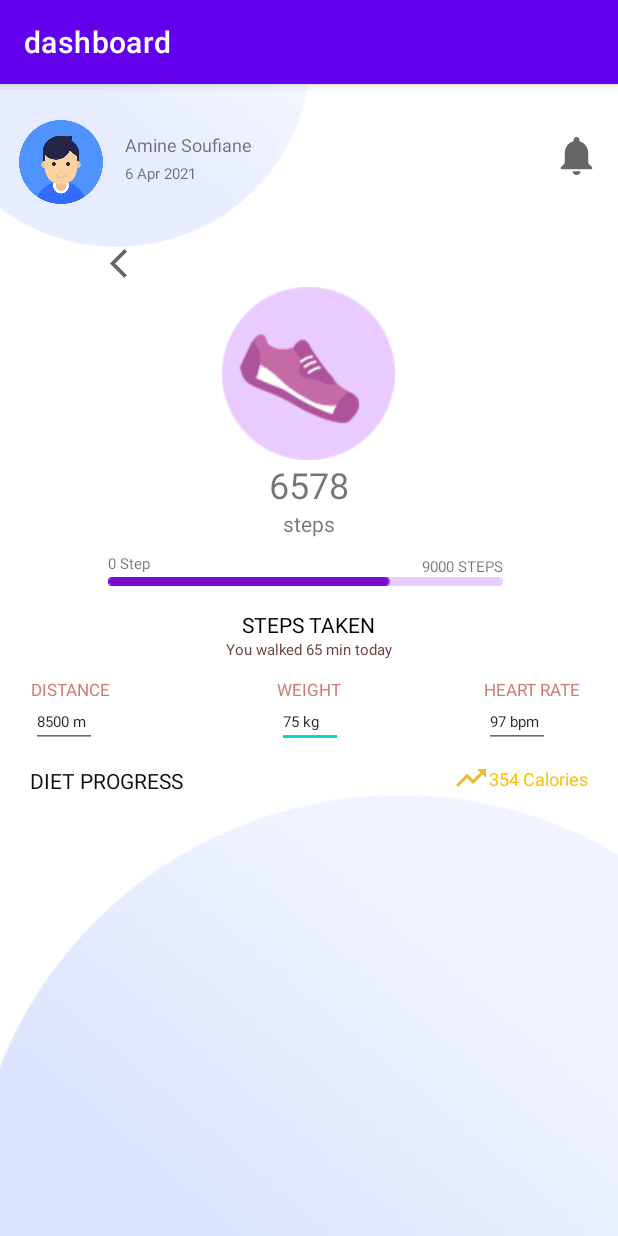
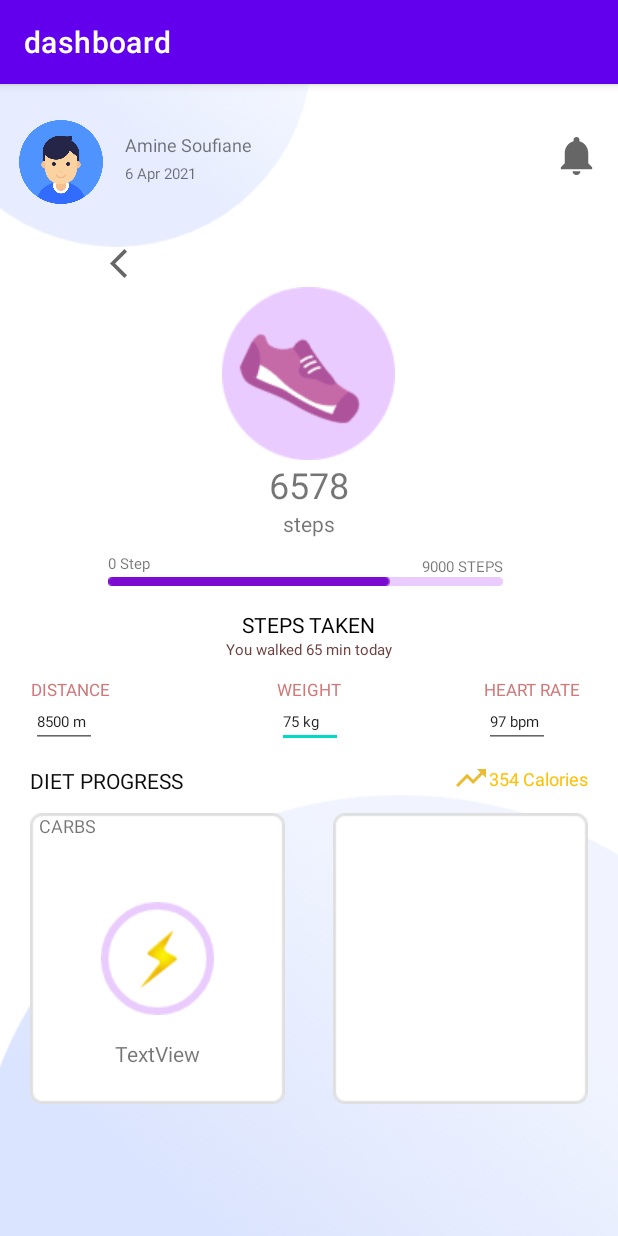
Before and after one commit to aminejamai/Moove, an Android app: the DashboardActivity screen opened directly, with no data from a screen before it, on a phone screen of 412 x 824 dp. Run offline under Robolectric (Android 15) with nearby library versions, the phone set to English and light mode, and no system bars.

Commit message:
Dashboard UI

```diff
--- a/app/build.gradle
+++ b/app/build.gradle
@@ -33,6 +33,7 @@ dependencies {
     implementation 'androidx.appcompat:appcompat:1.2.0'
     implementation 'com.google.android.material:material:1.3.0'
     implementation 'androidx.constraintlayout:constraintlayout:2.0.4'
+    implementation 'androidx.legacy:legacy-support-v4:1.0.0'
     testImplementation 'junit:junit:4.+'
     androidTestImplementation 'androidx.test.ext:junit:1.1.2'
     androidTestImplementation 'androidx.test.espresso:espresso-core:3.3.0'
--- a/app/src/main/res/layout/dashboard.xml
+++ b/app/src/main/res/layout/dashboard.xml
@@ -309,5 +309,72 @@
         app:layout_constraintTop_toBottomOf="@+id/textView11"
         app:srcCompat="@drawable/ellipse_2" />
 
+    <ImageView
+        android:id="@+id/imageView11"
+        android:layout_width="wrap_content"
+        android:layout_height="wrap_content"
+        android:layout_marginStart="20dp"
+        android:layout_marginLeft="20dp"
+        android:layout_marginTop="12dp"
+        android:layout_marginEnd="20dp"
+        android:layout_marginRight="20dp"
+        app:layout_constraintEnd_toEndOf="parent"
+        app:layout_constraintHorizontal_bias="1.0"
+        app:layout_constraintStart_toEndOf="@+id/imageView9"
+        app:layout_constraintTop_toBottomOf="@+id/textView11"
+        app:srcCompat="@drawable/rectangle_1" />
+
+    <ImageView
+        android:id="@+id/imageView9"
+        android:layout_width="wrap_content"
+        android:layout_height="wrap_content"
+        android:layout_marginStart="20dp"
+        android:layout_marginLeft="20dp"
+        android:layout_marginTop="12dp"
+        app:layout_constraintStart_toStartOf="parent"
+        app:layout_constraintTop_toBottomOf="@+id/textView11"
+        app:srcCompat="@drawable/rectangle_1" />
+
+    <ImageView
+        android:id="@+id/imageView12"
+        android:layout_width="wrap_content"
+        android:layout_height="wrap_content"
+        app:layout_constraintBottom_toBottomOf="@+id/imageView9"
+        app:layout_constraintEnd_toEndOf="@+id/imageView9"
+        app:layout_constraintStart_toStartOf="@+id/imageView9"
+        app:layout_constraintTop_toTopOf="@+id/imageView9"
+        app:srcCompat="@drawable/ellipse_5" />
+
+    <ImageView
+        android:id="@+id/imageView13"
+        android:layout_width="wrap_content"
+        android:layout_height="wrap_content"
+        app:layout_constraintBottom_toBottomOf="@+id/imageView12"
+        app:layout_constraintEnd_toEndOf="@+id/imageView12"
+        app:layout_constraintStart_toStartOf="@+id/imageView12"
+        app:layout_constraintTop_toTopOf="@+id/imageView12"
+        app:srcCompat="@drawable/lightning" />
+
+    <TextView
+        android:id="@+id/textView13"
+        android:layout_width="wrap_content"
+        android:layout_height="wrap_content"
+        android:layout_marginStart="6dp"
+        android:layout_marginLeft="6dp"
+        android:text="CARBS"
+        android:textSize="12sp"
+        app:layout_constraintStart_toStartOf="@+id/imageView9"
+        app:layout_constraintTop_toTopOf="@+id/imageView9" />
+
+    <TextView
+        android:id="@+id/textView14"
+        android:layout_width="wrap_content"
+        android:layout_height="wrap_content"
+        android:layout_marginTop="16dp"
+        android:text="TextView"
+        app:layout_constraintEnd_toEndOf="@+id/imageView9"
+        app:layout_constraintStart_toStartOf="@+id/imageView9"
+        app:layout_constraintTop_toBottomOf="@+id/imageView12" />
+
 
 </androidx.constraintlayout.widget.ConstraintLayout>
```
Also changed, not shown: app/src/main/res/drawable/ellipse_5.png (added), app/src/main/res/drawable/lightning.png (added), app/src/main/res/drawable/rectangle_1.png (added).
